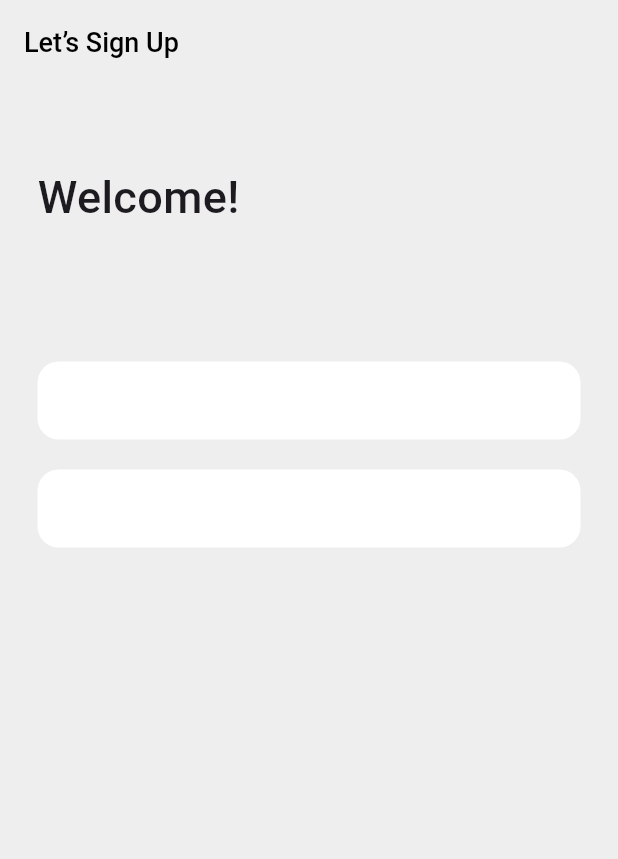
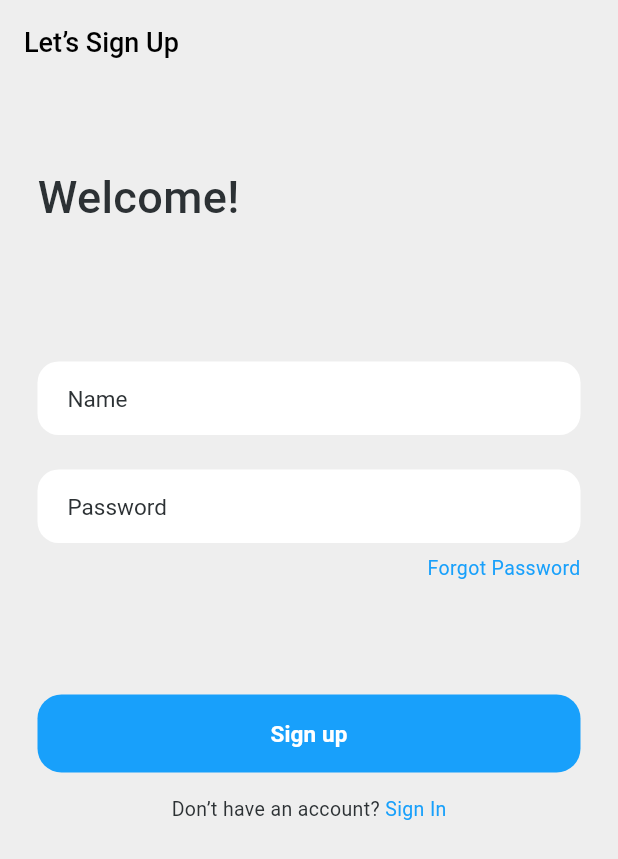
Before and after one commit to Durotann/DocApp, a Flutter app: the screen it shows after launch, on a phone screen of 412 x 824 dp. Shown: the top 859 px of the screen. Run offline on Flutter 3.47's test engine with Material 3 defaults, Android fonts, the phone set to English and light mode, and no system bars; our stand-ins replace auto_route, equatable, flutter_bloc, flutter_svg.

Commit message:
Finish auth_screen

```diff
--- a/doc_app/lib/ui/auth_screen/presentation/auth_screen.dart
+++ b/doc_app/lib/ui/auth_screen/presentation/auth_screen.dart
@@ -1,6 +1,7 @@
 import 'package:auto_route/auto_route.dart';
 import 'package:doc_app/ui/theme/theme.dart';
 import 'package:doc_app/ui/theme/widgets/appbar_widget.dart';
+import 'package:doc_app/ui/theme/widgets/custom_button.dart';
 import 'package:doc_app/ui/theme/widgets/custom_textfield.dart';
 import 'package:flutter/material.dart';
 
@@ -33,12 +34,25 @@ class _AuthScreenState extends State<AuthScreen> {
               "Welcome!",
               style: theme.textTheme.headlineLarge,
             ),
+            _fields(context),
+            _button(context),
+          ],
+        ),
+      ),
+    );
+  }
+}
+
+_fields(BuildContext context) {
+  return Column(
+    children: [
       const SizedBox(height: 88),
       SizedBox(
         height: 52,
         child: CustomTextField(
+          hintText: "Name",
           controller: TextEditingController(),
-                inputFormatters: [],
+          inputFormatters: const [],
           onChanged: (value) {},
           prefixIcon: null,
           keyboardType: TextInputType.text,
@@ -53,8 +67,9 @@ class _AuthScreenState extends State<AuthScreen> {
       SizedBox(
         height: 52,
         child: CustomTextField(
+          hintText: "Password",
           controller: TextEditingController(),
-                inputFormatters: [],
+          inputFormatters: const [],
           onChanged: (value) {},
           prefixIcon: null,
           keyboardType: TextInputType.text,
@@ -64,10 +79,46 @@ class _AuthScreenState extends State<AuthScreen> {
           focusNode: null,
           isValid: true,
         ),
-            )
-          ],
+      ),
+      const SizedBox(height: 4),
+      Align(
+        alignment: Alignment.centerRight,
+        child: Text(
+          "Forgot Password",
+          style: theme.textTheme.bodySmall?.copyWith(
+            color: theme.colorScheme.primary,
           ),
         ),
+      ),
+    ],
   );
 }
+
+_button(BuildContext context) {
+  return Column(children: [
+    const SizedBox(height: 75),
+    CustomButton(
+      onPressed: () {},
+      title: "Sign up",
+      isActive: true,
+    ),
+    const SizedBox(
+      height: 15,
+    ),
+    Row(
+      mainAxisAlignment: MainAxisAlignment.center,
+      children: [
+        Text(
+          "Don’t have an account? ",
+          style: theme.textTheme.bodySmall,
+        ),
+        Text(
+          "Sign In",
+          style: theme.textTheme.bodySmall?.copyWith(
+            color: theme.colorScheme.primary,
+          ),
+        ),
+      ],
+    )
+  ]);
 }
--- a/doc_app/lib/ui/theme/theme.dart
+++ b/doc_app/lib/ui/theme/theme.dart
@@ -1,6 +1,17 @@
 import 'package:flutter/material.dart';
 
 final theme = ThemeData(
+  colorScheme: const ColorScheme(
+    brightness: Brightness.light,
+    primary: Color.fromRGBO(24, 160, 251, 1),
+    onPrimary: Colors.black,
+    secondary: Color.fromRGBO(156, 163, 176, 1),
+    onSecondary: Color.fromRGBO(156, 163, 176, 0.1),
+    error: Color.fromRGBO(255, 235, 234, 1),
+    onError: Color.fromRGBO(239, 49, 37, 1),
+    surface: Color.fromRGBO(151, 151, 151, 0.05),
+    onSurface: Color.fromRGBO(44, 49, 52, 1),
+  ),
   scaffoldBackgroundColor: Colors.grey[200],
   appBarTheme: const AppBarTheme(
     titleTextStyle: TextStyle(
@@ -14,5 +25,13 @@ final theme = ThemeData(
       fontSize: 30,
       fontWeight: FontWeight.w500,
     ),
+    displayMedium: TextStyle(
+      fontSize: 15,
+      fontWeight: FontWeight.w400,
+    ),
+    bodySmall: TextStyle(
+      fontSize: 13,
+      fontWeight: FontWeight.w400,
+    ),
   ),
 );
--- /dev/null
+++ b/doc_app/lib/ui/theme/widgets/custom_button.dart
@@ -0,0 +1,94 @@
+// ignore_for_file: public_member_api_docs, sort_constructors_first
+import 'package:doc_app/ui/theme/theme.dart';
+import 'package:flutter/material.dart';
+
+class CustomButton extends StatefulWidget {
+  const CustomButton({
+    super.key,
+    required this.onPressed,
+    this.width,
+    required this.title,
+    required this.isActive,
+    this.isLoading,
+  });
+  final Function()? onPressed;
+  final double? width;
+  final String title;
+  final bool isActive;
+  final bool? isLoading;
+  @override
+  State<CustomButton> createState() => _CustomButtonState();
+}
+
+class _CustomButtonState extends State<CustomButton> {
+  bool isLoading = false;
+  @override
+  Widget build(BuildContext context) {
+    final theme = Theme.of(context);
+    return SizedBox(
+      width: widget.width,
+      // height: MediaQuery.of(context).size.height * 0.06,
+      height: 52,
+      child: ElevatedButton(
+        style: ButtonStyle(
+          shape: WidgetStateProperty.all<RoundedRectangleBorder>(
+            RoundedRectangleBorder(
+              borderRadius: BorderRadius.circular(16.0),
+            ),
+          ),
+          overlayColor: const WidgetStatePropertyAll(Colors.transparent),
+          splashFactory: NoSplash.splashFactory,
+          shadowColor: const WidgetStatePropertyAll(
+            Colors.transparent,
+          ),
+          elevation: const WidgetStatePropertyAll(0),
+          surfaceTintColor: const WidgetStatePropertyAll(Colors.black),
+          backgroundColor: widget.isActive
+              ? WidgetStatePropertyAll(theme.colorScheme.primary)
+              : WidgetStatePropertyAll(theme.disabledColor),
+        ),
+        onPressed: () {
+          if (widget.onPressed != null) widget.onPressed!();
+        },
+        child: Row(
+          mainAxisAlignment: MainAxisAlignment.center,
+          children: [checkStatusLoading()],
+        ),
+      ),
+    );
+  }
+
+  Widget checkStatusLoading() {
+    switch (widget.isLoading) {
+      case null:
+        if (isLoading) {
+          return const CircularProgressIndicator(
+            color: Colors.white,
+            strokeWidth: 1,
+          );
+        } else {
+          return Text(
+            widget.title,
+            style: theme.textTheme.displayMedium!.copyWith(
+                fontWeight: FontWeight.w600,
+                color: widget.isActive
+                    ? Colors.white
+                    : const Color.fromRGBO(245, 248, 250, 1)),
+          );
+        }
+      case true:
+        return const CircularProgressIndicator(
+          color: Colors.white,
+          strokeWidth: 1,
+        );
+      case false:
+        return Text(
+          widget.title,
+          style: theme.textTheme.displayMedium!.copyWith(
+              color: widget.isActive
+                  ? Colors.white
+                  : const Color.fromRGBO(245, 248, 250, 1)),
+        );
+    }
+  }
+}
--- a/doc_app/lib/ui/theme/widgets/custom_textfield.dart
+++ b/doc_app/lib/ui/theme/widgets/custom_textfield.dart
@@ -51,11 +51,11 @@ class CustomTextField extends StatelessWidget {
       onTap: onTap,
       style: !readOnly
           ? isValid
-              ? theme.textTheme.displaySmall?.copyWith(
+              ? theme.textTheme.displayMedium?.copyWith(
                   color: theme.colorScheme.onSurface,
                   fontWeight: fontWeight,
                 )
-              : theme.textTheme.displaySmall?.copyWith(
+              : theme.textTheme.displayMedium?.copyWith(
                   color: theme.colorScheme.onError,
                   fontWeight: fontWeight,
                 )
@@ -63,7 +63,7 @@ class CustomTextField extends StatelessWidget {
               color: const Color.fromRGBO(156, 163, 176, 1),
             ),
       decoration: InputDecoration(
-        hintStyle: theme.textTheme.displaySmall,
+        hintStyle: theme.textTheme.displayMedium,
         hintText: hintText,
         isDense: true,
         contentPadding: prefixIcon != null
```
Lines whose indentation alone changed are shown as unchanged.
